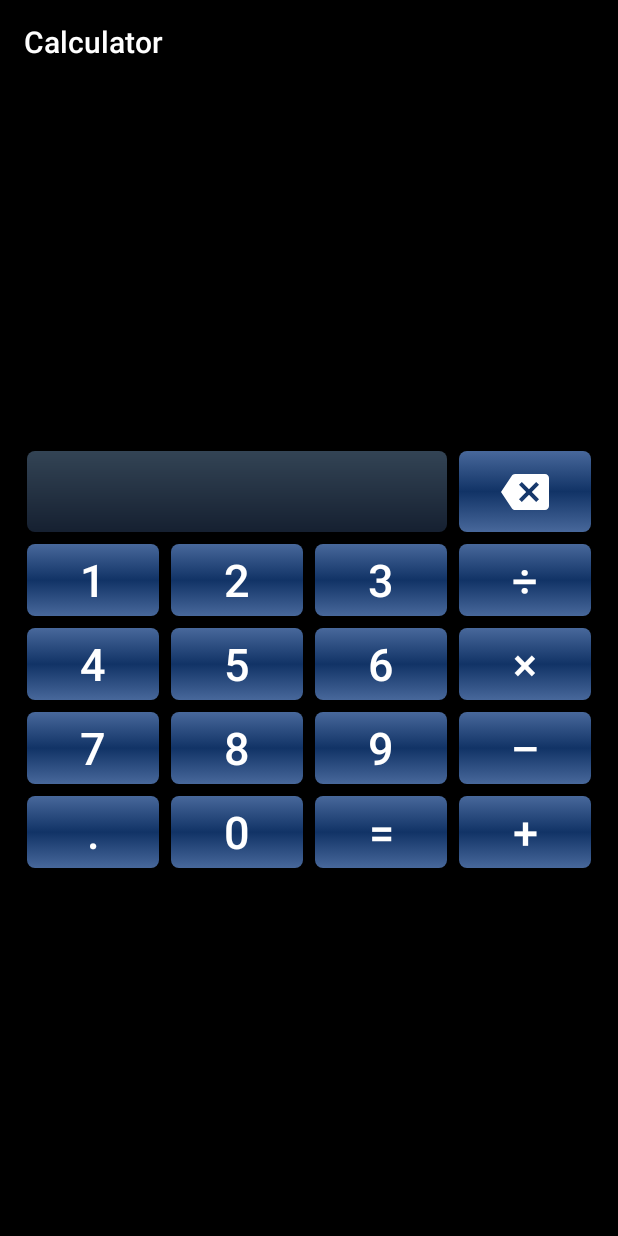
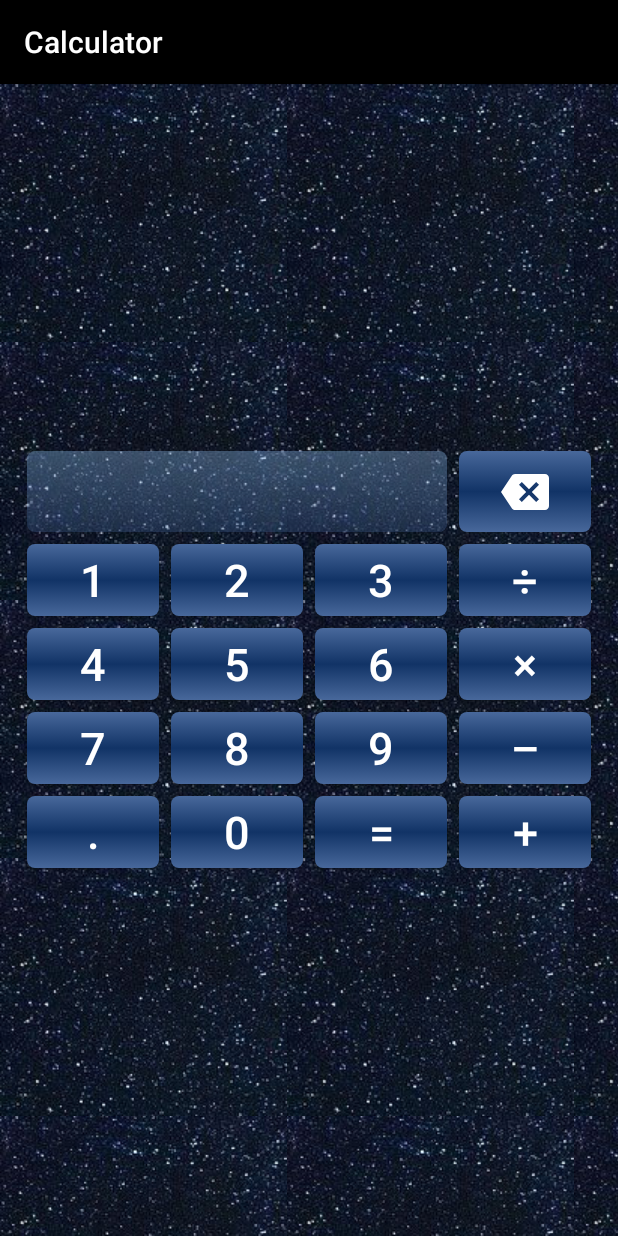
Before and after one commit to NeoSvet/Android1, an Android app: the screen it shows after launch (MainActivity), on a phone screen of 412 x 824 dp. Run offline under Robolectric (Android 15) with nearby library versions, the phone set to English and light mode, and no system bars.

Commit message:
changed background to star_sky

```diff
--- /dev/null
+++ b/Calculator/src/main/res/drawable/star_sky.xml
@@ -0,0 +1,5 @@
+<bitmap
+    xmlns:android="http://schemas.android.com/apk/res/android"
+	android:src="@drawable/stars"
+    android:tileMode="repeat"
+    android:dither="true" />
--- a/Calculator/src/main/res/layout/activity_main.xml
+++ b/Calculator/src/main/res/layout/activity_main.xml
@@ -3,7 +3,7 @@
     xmlns:tools="http://schemas.android.com/tools"
     android:layout_width="match_parent"
     android:layout_height="match_parent"
-    android:background="@color/black"
+    android:background="@drawable/star_sky"
     android:gravity="center"
     tools:context=".MainActivity">
 
```
Also changed, not shown: Calculator/src/main/res/drawable/stars.jpg (added).
